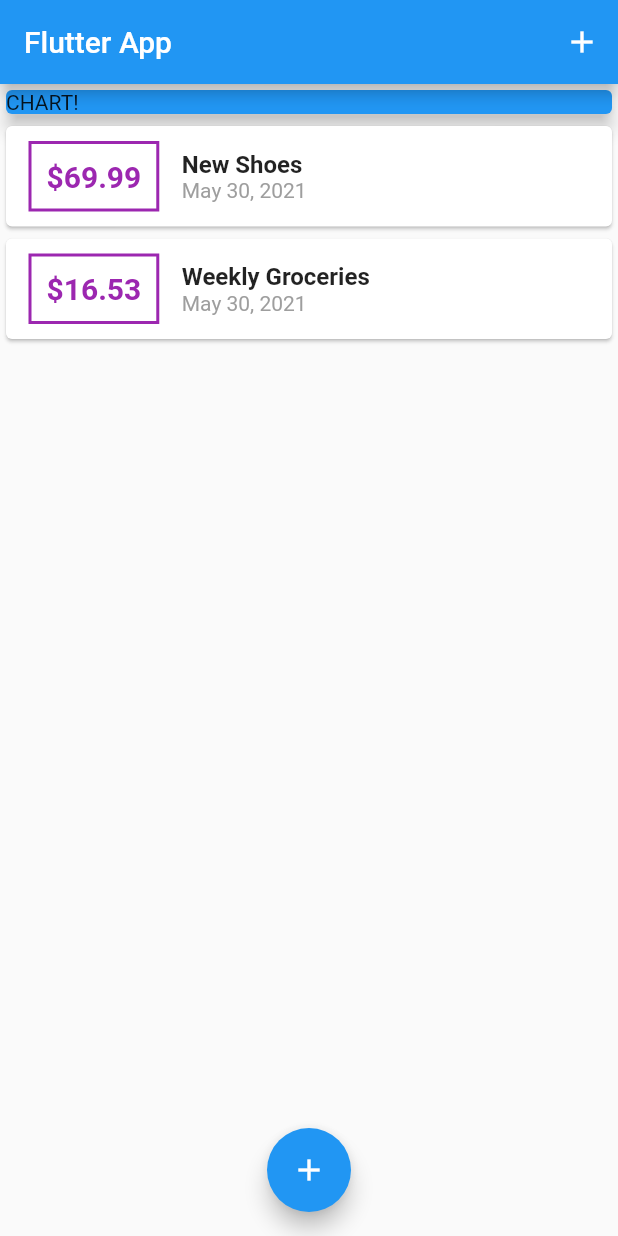
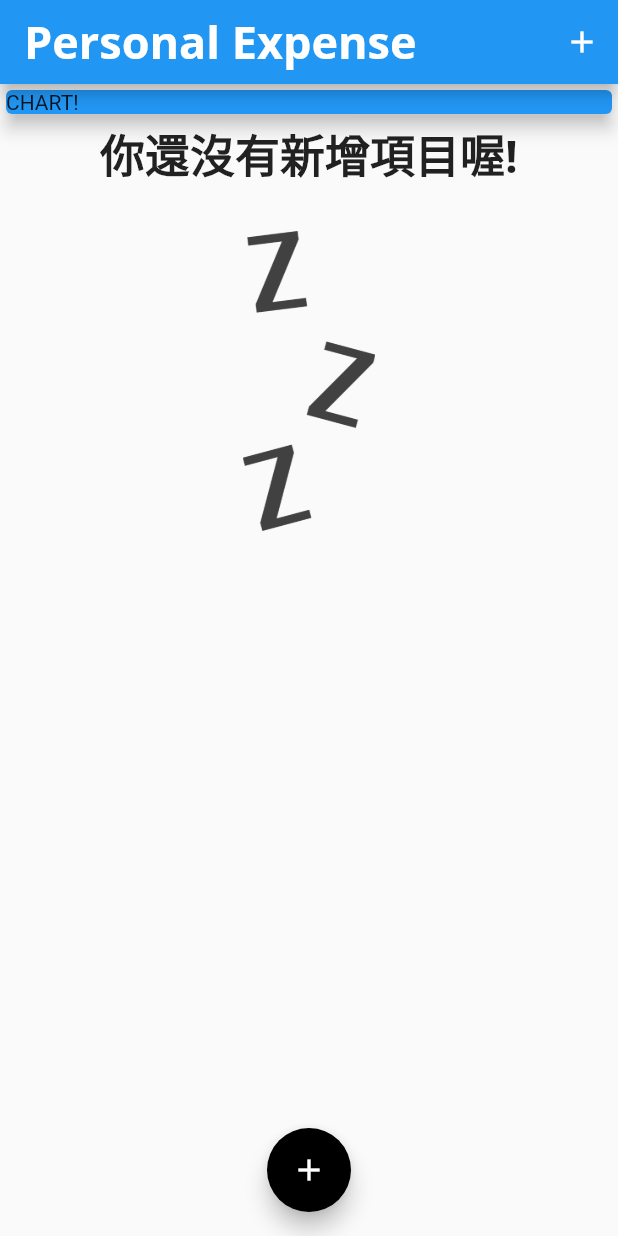
Before and after one commit to Liao-fung-min/flutter_APP, a Flutter app: the screen it shows after launch, on a phone screen of 412 x 824 dp. Run offline on Flutter 3.47's test engine with Material 2 defaults, Android fonts, the phone set to English and light mode, and no system bars; missing offline and left inert: dart:ffi.

Commit message:
新增 圖片跟字形套件(OpenSans和Quicksand)，並且新增未新增時的畫面

```diff
--- a/personal_express_app/lib/main.dart
+++ b/personal_express_app/lib/main.dart
@@ -10,7 +10,23 @@
   @override
   Widget build(BuildContext context) {
     return MaterialApp(
-      title: 'Flutter App',
+      title: 'Personal Expense',
+      theme: ThemeData(
+          primarySwatch: Colors.blue,
+          accentColor: Colors.black,
+          fontFamily: 'Quicksand', //引入字形套件
+          textTheme: ThemeData.light().textTheme.copyWith(
+                headline6: TextStyle(
+                    fontFamily: 'OpenSans',
+                    fontSize: 30,
+                    fontWeight: FontWeight.bold),
+              ),
+          appBarTheme: AppBarTheme(
+              textTheme: ThemeData.light().textTheme.copyWith(
+                  headline6: TextStyle(
+                      fontFamily: 'OpenSans',
+                      fontSize: 30,
+                      fontWeight: FontWeight.bold)))),
       home: MyHomePage(),
     );
   }
@@ -25,18 +41,18 @@
 
 class _MyHomePageState extends State<MyHomePage> {
   final List<Transaction> _userTransactions = [
-    Transaction(
-      id: 't1',
-      title: 'New Shoes',
-      amount: 69.99,
-      date: DateTime.now(),
-    ),
-    Transaction(
-      id: 't2',
-      title: 'Weekly Groceries',
-      amount: 16.53,
-      date: DateTime.now(),
-    ),
+    // Transaction(
+    //   id: 't1',
+    //   title: 'New Shoes',
+    //   amount: 69.99,
+    //   date: DateTime.now(),
+    // ),
+    // Transaction(
+    //   id: 't2',
+    //   title: 'Weekly Groceries',
+    //   amount: 16.53,
+    //   date: DateTime.now(),
+    // ),
   ];
 
   void _addNewTransaction(String txTitle, double txAmount) {
@@ -69,7 +85,9 @@
   Widget build(BuildContext context) {
     return Scaffold(
       appBar: AppBar(
-        title: Text('Flutter App'),
+        title: Text(
+          'Personal Expense',
+        ),
         actions: <Widget>[
           IconButton(
             icon: Icon(Icons.add),
--- a/personal_express_app/lib/widgets/transaction_list.dart
+++ b/personal_express_app/lib/widgets/transaction_list.dart
@@ -12,7 +12,26 @@
   Widget build(BuildContext context) {
     return Container(
       height: 300,
-      child: ListView.builder(
+      child: transactions.isEmpty
+          ? Column(
+              children: <Widget>[
+                Text(
+                  '你還沒有新增項目喔!',
+                  style: Theme.of(context).textTheme.headline6,
+                ),
+                SizedBox(
+                  height: 30,
+                ), //跟上面的字間距
+                Container(
+                  height: 200,
+                  child: Image.asset(
+                    'assents/images/waiting.png',
+                    fit: BoxFit.cover,
+                  ),
+                ),
+              ],
+            )
+          : ListView.builder(
               itemBuilder: (ctx, index) {
                 return Card(
                   child: Row(
@@ -24,7 +43,7 @@
                         ),
                         decoration: BoxDecoration(
                           border: Border.all(
-                      color: Colors.purple,
+                            color: Theme.of(context).primaryColor,
                             width: 2,
                           ),
                         ),
@@ -34,20 +53,15 @@
                           style: TextStyle(
                             fontWeight: FontWeight.bold,
                             fontSize: 20,
-                      color: Colors.purple,
+                            color: Theme.of(context).primaryColor,
                           ),
                         ),
                       ),
                       Column(
                         crossAxisAlignment: CrossAxisAlignment.start,
                         children: <Widget>[
-                    Text(
-                      transactions[index].title,
-                      style: TextStyle(
-                        fontSize: 16,
-                        fontWeight: FontWeight.bold,
-                      ),
-                    ),
+                          Text(transactions[index].title,
+                              style: Theme.of(context).textTheme.headline6),
                           Text(
                             DateFormat.yMMMd().format(transactions[index].date),
                             style: TextStyle(
```
Also changed, not shown: personal_express_app/pubspec.yaml (+13 -8 lines), personal_express_app/assents/fonts/OpenSans-Bold.ttf (added), personal_express_app/assents/fonts/OpenSans-Regular.ttf (added), personal_express_app/assents/fonts/Quicksand-Bold.ttf (added), personal_express_app/assents/fonts/Quicksand-Light.ttf (added), personal_express_app/assents/fonts/Quicksand-Medium.ttf (added), personal_express_app/assents/fonts/Quicksand-Regular.ttf (added), personal_express_app/assents/images/waiting.png (added). Lines whose indentation alone changed are shown as unchanged.
